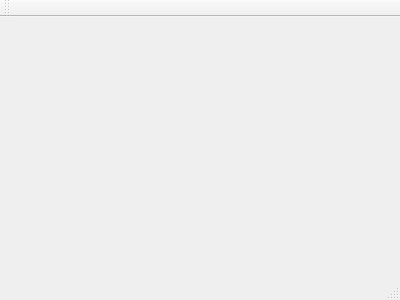
First picture: the form in mainwindow.ui, repository ossia/score, before the edit.
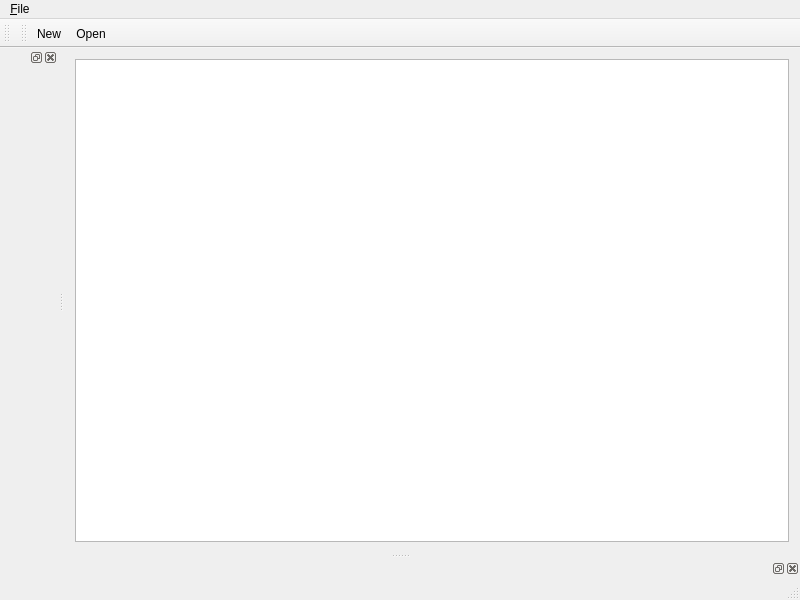
Second picture: the form after the edit.

Commit message: Application main window design (.ui) and sources, with mouse event handling.

```diff
--- a/mainwindow.ui
+++ b/mainwindow.ui
@@ -1,24 +1,88 @@
 <ui version="4.0">
  <class>MainWindow</class>
- <widget class="QMainWindow" name="MainWindow" >
-  <property name="geometry" >
+ <widget class="QMainWindow" name="MainWindow">
+  <property name="geometry">
    <rect>
     <x>0</x>
     <y>0</y>
-    <width>400</width>
-    <height>300</height>
+    <width>800</width>
+    <height>600</height>
    </rect>
   </property>
   <property name="windowTitle" >
    <string>MainWindow</string>
   </property>
-  <widget class="QMenuBar" name="menuBar" />
-  <widget class="QToolBar" name="mainToolBar" />
-  <widget class="QWidget" name="centralWidget" />
-  <widget class="QStatusBar" name="statusBar" />
+  <widget class="QWidget" name="centralWidget">
+   <layout class="QHBoxLayout" name="horizontalLayout">
+    <item>
+     <widget class="QGraphicsView" name="graphicsView"/>
+    </item>
+   </layout>
+  </widget>
+  <widget class="QMenuBar" name="menuBar">
+   <property name="geometry">
+    <rect>
+     <x>0</x>
+     <y>0</y>
+     <width>800</width>
+     <height>22</height>
+    </rect>
+   </property>
+   <widget class="QMenu" name="menu_File">
+    <property name="title">
+     <string>&amp;File</string>
+    </property>
+    <addaction name="action_New"/>
+    <addaction name="action_Open"/>
+   </widget>
+   <addaction name="menu_File"/>
+  </widget>
+  <widget class="QToolBar" name="mainToolBar">
+   <attribute name="toolBarArea">
+    <enum>TopToolBarArea</enum>
+   </attribute>
+   <attribute name="toolBarBreak">
+    <bool>false</bool>
+   </attribute>
+  </widget>
+  <widget class="QStatusBar" name="statusBar"/>
+  <widget class="QDockWidget" name="inspector">
+   <attribute name="dockWidgetArea">
+    <number>8</number>
+   </attribute>
+   <widget class="QWidget" name="dockWidgetContents"/>
+  </widget>
+  <widget class="QDockWidget" name="player">
+   <attribute name="dockWidgetArea">
+    <number>1</number>
+   </attribute>
+   <widget class="QWidget" name="dockWidgetContents_2"/>
+  </widget>
+  <widget class="QToolBar" name="toolBar">
+   <property name="windowTitle">
+    <string>toolBar</string>
+   </property>
+   <attribute name="toolBarArea">
+    <enum>TopToolBarArea</enum>
+   </attribute>
+   <attribute name="toolBarBreak">
+    <bool>false</bool>
+   </attribute>
+   <addaction name="action_New"/>
+   <addaction name="action_Open"/>
+  </widget>
+  <action name="action_New">
+   <property name="text">
+    <string>&amp;New</string>
+   </property>
+  </action>
+  <action name="action_Open">
+   <property name="text">
+    <string>&amp;Open</string>
+   </property>
+  </action>
  </widget>
- <layoutDefault spacing="6" margin="11" />
- <pixmapfunction></pixmapfunction>
+ <layoutdefault spacing="6" margin="11"/>
  <resources/>
  <connections/>
 </ui>
```
Left out of the diff: 3 changed lines with no effect on the pictures. The commit also changes 2 other files.
